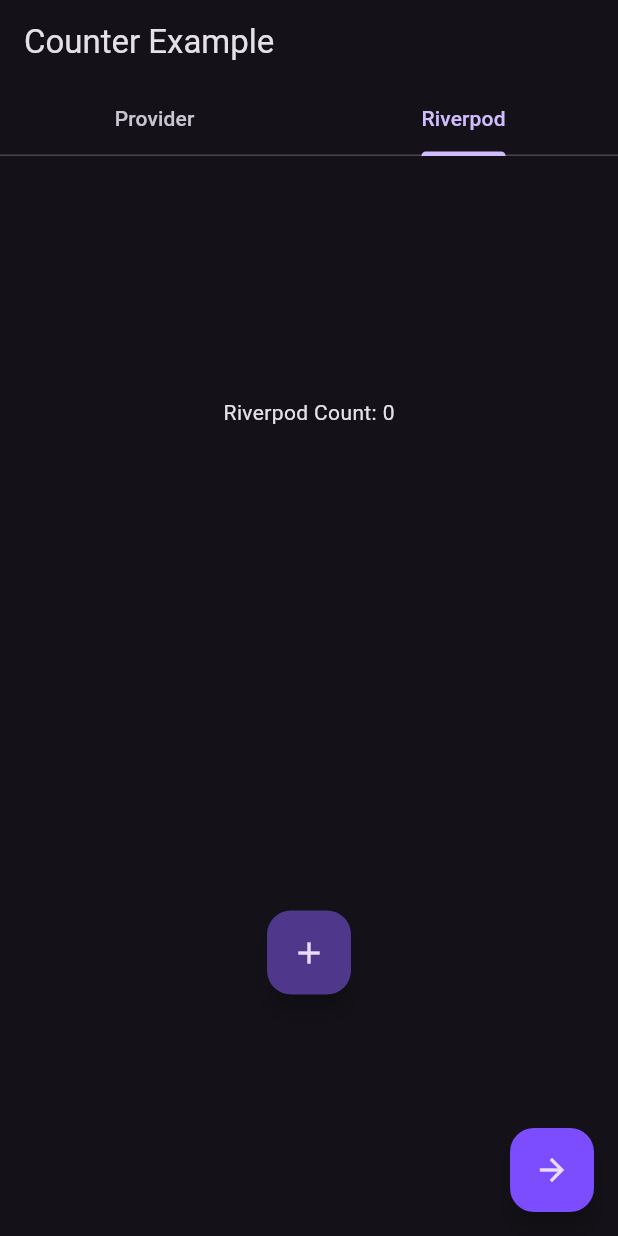
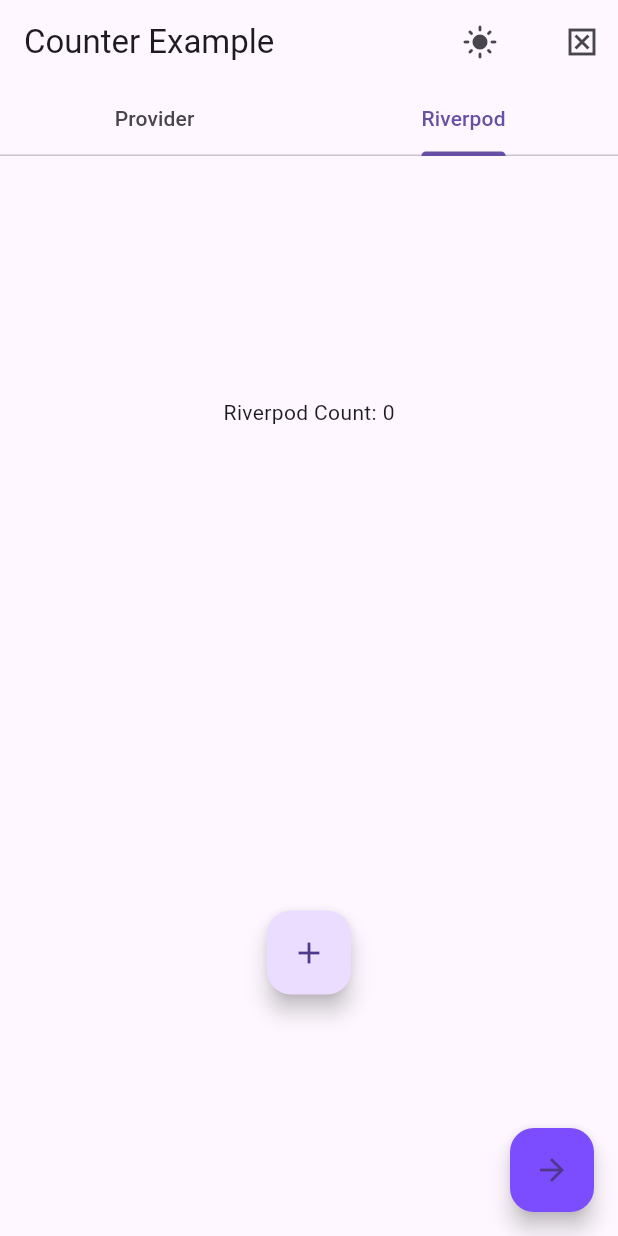
Before and after one commit to lutang123/provider_riverpod_example, a Flutter app: the screen it shows after launch, tab 2 chosen, on a phone screen of 412 x 824 dp. Run offline on Flutter 3.47's test engine with Material 3 defaults, Android fonts, the phone set to English and light mode, and no system bars; our stand-ins replace flutter_hooks, flutter_riverpod, hooks_riverpod, riverpod_annotation; generated files the repository leaves out were written again.

Commit message:
chore: Refactor counter and riverpod code, and update dependencies

```diff
--- a/lib/counter/counter_home_screen.dart
+++ b/lib/counter/counter_home_screen.dart
@@ -1,9 +1,10 @@
+import 'package:flutter_riverpod/flutter_riverpod.dart';
 import 'package:provider_vs_riverpod/counter/provider_counter_widget.dart';
 import 'package:provider_vs_riverpod/counter/riverpod_counter_widget.dart';
 import 'package:provider_vs_riverpod/list/list_screen.dart';
 import 'package:provider_vs_riverpod/main.dart';
 import 'package:flutter/material.dart';
-import 'package:provider/provider.dart' as provider;
+// import 'package:provider/provider.dart' as provider;
 
 class CounterHomeScreen extends StatelessWidget {
   const CounterHomeScreen({super.key});
@@ -21,6 +22,7 @@
       child: Scaffold(
         appBar: AppBar(
           title: const Text('Counter Example'),
+          // //* This is an example of using provider package to toggle theme and banner
           // actions: [
           //   Row(
           //     children: [
@@ -42,6 +44,36 @@
           //     ],
           //   ),
           // ],
+          actions: [
+            //*This is an example of using riverpod to toggle theme and banner
+            Consumer(builder: (context, ref, _) {
+              final isDarkMode = ref.watch(themeStateNotifierProvider);
+              final themeStateNotifier =
+                  ref.read(themeStateNotifierProvider.notifier);
+
+              final showBanner = ref.watch(bannerNotifierProvider);
+              final bannerNotifier = ref.read(bannerNotifierProvider.notifier);
+              return Row(
+                children: [
+                  IconButton(
+                    icon: Icon(isDarkMode ? Icons.dark_mode : Icons.light_mode),
+                    onPressed: () {
+                      themeStateNotifier.toggleTheme();
+                    },
+                  ),
+                  const SizedBox(width: 20),
+                  IconButton(
+                    icon: Icon(showBanner
+                        ? Icons.display_settings_outlined
+                        : Icons.disabled_by_default_outlined),
+                    onPressed: () {
+                      bannerNotifier.toggleBanner();
+                    },
+                  ),
+                ],
+              );
+            }),
+          ],
           bottom: const TabBar(
             tabs: [
               Tab(text: 'Provider'),
--- a/lib/counter/provider_counter_widget.dart
+++ b/lib/counter/provider_counter_widget.dart
@@ -14,7 +14,7 @@
         children: [
           Consumer<CounterChangeNotifier>(
             builder: (context, counter, child) {
-              print('build Text in ProviderCounterWidget');
+              print('build Text in ProviderCounterWidget: ${counter.count}');
               return Text('Provider Count: ${counter.count}');
             },
           ),
--- a/lib/counter/riverpod_counter_widget.dart
+++ b/lib/counter/riverpod_counter_widget.dart
@@ -8,13 +8,19 @@
   @override
   Widget build(BuildContext context, WidgetRef ref) {
     print('build RiverpodCounterWidget');
-    final count = ref.watch(counterProvider);
 
     return Center(
       child: Column(
         mainAxisAlignment: MainAxisAlignment.spaceAround,
         children: [
-          Text('Riverpod Count: $count'),
+          Consumer(
+            builder: (context, ref, child) {
+              //**Note: counterProvider is a generated provider and by default with Auto dispose, so everytime when we reload the page, the count value is always set at 0 */
+              final count = ref.watch(counterProvider);
+              print('build Text in RiverpodCounterWidget: $count');
+              return Text('Riverpod Count: $count');
+            },
+          ),
           FloatingActionButton(
             heroTag: "btn2",
             onPressed: () {
--- a/lib/main.dart
+++ b/lib/main.dart
@@ -12,7 +12,7 @@
           //* having both ProviderScope and Provides is not good, but this is just to show example on the differences of provider vs riverpod
           provider.MultiProvider(
         providers: [
-          //* isuue with provider package is that if we have two providers with the same type, it's hard to differentiate them
+          //* issue with provider package is that if we have two providers with the same type, it's hard to differentiate them
           provider.ChangeNotifierProvider<CounterChangeNotifier>(
               create: (_) => CounterChangeNotifier()),
           provider.ChangeNotifierProvider<ListChangeNotifier>(
@@ -61,7 +61,7 @@
 
 // * Using StateNotifier with Riverpod * //
 class ThemeStateNotifier extends StateNotifier<bool> {
-  ThemeStateNotifier() : super(true);
+  ThemeStateNotifier() : super(false); // initial state
 
   void toggleTheme() {
     state = !state;
```
Also changed, not shown: lib/list/list_screen.dart (+0 -32 lines).
